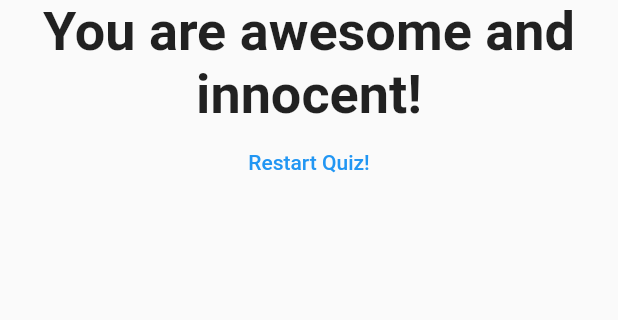
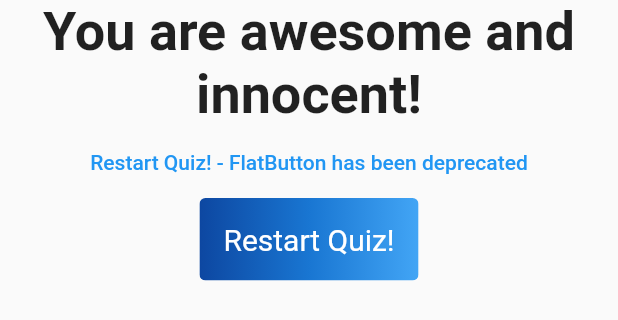
Before and after one commit to TungNguyen-C4U/Flutter_Exercise, a Flutter app: the Result widget shown alone on an empty page, opened directly with empty values, on a phone screen of 412 x 824 dp. Shown: the top 320 px of the screen. Run offline on Flutter 3.47's test engine with Material 2 defaults, Android fonts, the light colour scheme and no system bars.

Commit message:
Change FlatButton to TextButton

```diff
--- a/flutter_demo_quiz/lib/result.dart
+++ b/flutter_demo_quiz/lib/result.dart
@@ -32,10 +32,39 @@ class Result extends StatelessWidget {
           ),
           FlatButton(
             child: Text(
-              'Restart Quiz!',
+              'Restart Quiz! - FlatButton has been deprecated',
             ),
             textColor: Colors.blue,
-            onPressed: resetHandler,
+            onPressed: null,
+          ),
+          ClipRRect(
+            borderRadius: BorderRadius.circular(4),
+            child: Stack(
+              children: <Widget>[
+                Positioned.fill(
+                  child: Container(
+                    decoration: const BoxDecoration(
+                      gradient: LinearGradient(
+                        colors: <Color>[
+                          Color(0xFF0D47A1),
+                          Color(0xFF1976D2),
+                          Color(0xFF42A5F5),
+                        ],
+                      ),
+                    ),
+                  ),
+                ),
+                TextButton(
+                  style: TextButton.styleFrom(
+                    padding: const EdgeInsets.all(16.0),
+                    primary: Colors.white,
+                    textStyle: const TextStyle(fontSize: 20),
+                  ),
+                  onPressed: resetHandler,
+                  child: const Text('Restart Quiz!'),
+                ),
+              ],
+            ),
           ),
         ],
       ),
```
